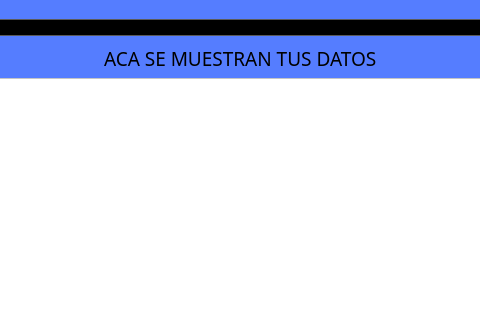
The window that Interfaz/UI/InicioSubirDatos.ui (Dumaru/ExcelReports) describes before a commit, drawn with Qt 5; both pictures show x 349 to 829 and y 0 to 320 of the 1037 by 609 pixel window.
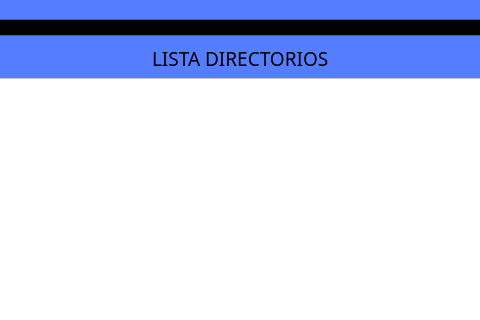
The same window after the commit. Icons and pictures are not drawn.

```diff
--- a/Interfaz/UI/InicioSubirDatos.ui
+++ b/Interfaz/UI/InicioSubirDatos.ui
@@ -200,7 +200,7 @@
        </font>
       </property>
       <property name="text">
-       <string>ACA SE MUESTRAN TUS DATOS</string>
+       <string>LISTA DIRECTORIOS</string>
       </property>
      </widget>
     </item>
```
